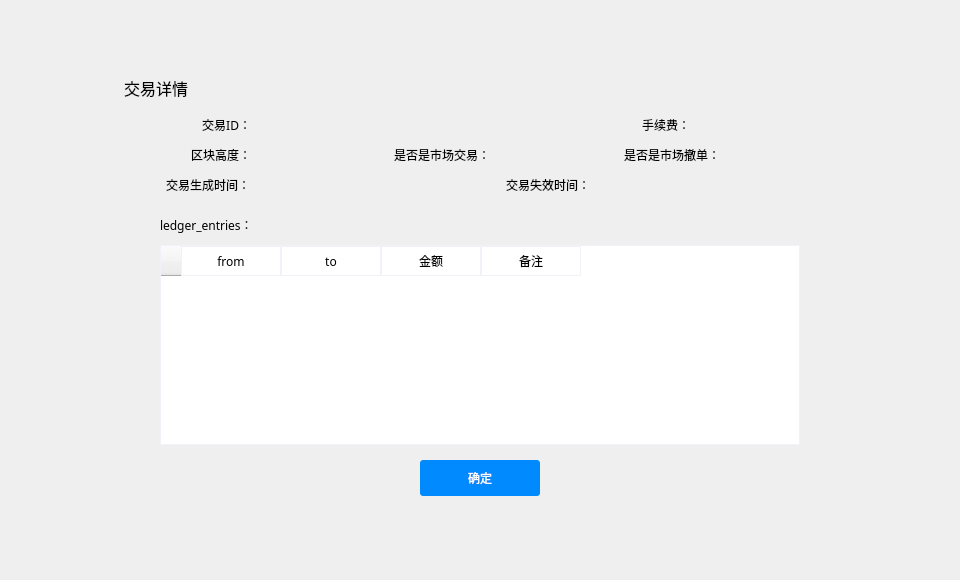
Old version of the form dialog/transactioninfodialog.ui in the repository realm520/usewallet-qt.
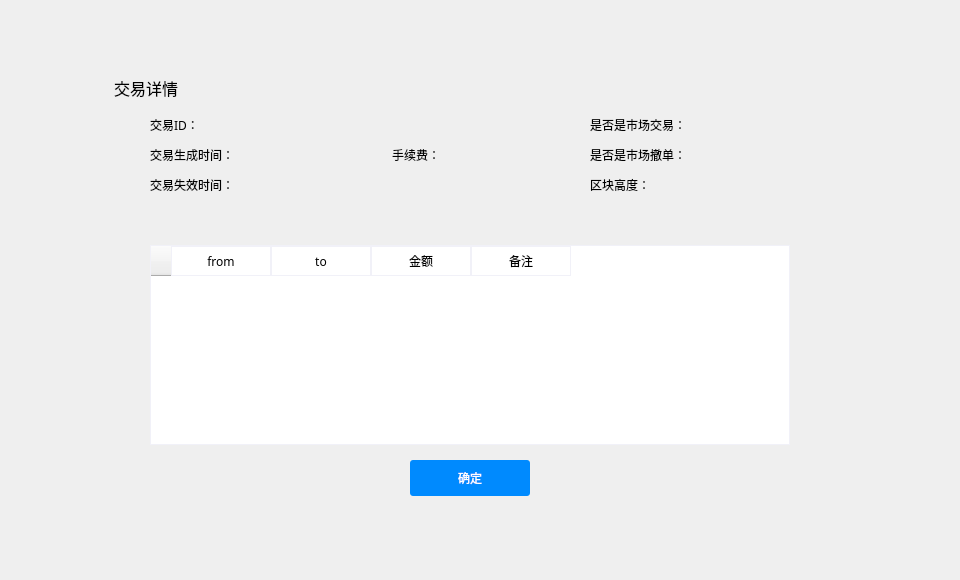
New version of the form.

Commit message: left align for all labels

Diff of the .ui file:
```diff
--- a/dialog/transactioninfodialog.ui
+++ b/dialog/transactioninfodialog.ui
@@ -16,7 +16,7 @@
   <widget class="QWidget" name="widget" native="true">
    <property name="geometry">
     <rect>
-     <x>0</x>
+     <x>-10</x>
      <y>0</y>
      <width>960</width>
      <height>580</height>
@@ -95,7 +95,7 @@
     <widget class="QLabel" name="label_4">
      <property name="geometry">
       <rect>
-       <x>10</x>
+       <x>60</x>
        <y>50</y>
        <width>141</width>
        <height>30</height>
@@ -110,9 +110,6 @@
      <property name="text">
       <string>交易ID：</string>
      </property>
-     <property name="alignment">
-      <set>Qt::AlignRight|Qt::AlignTrailing|Qt::AlignVCenter</set>
-     </property>
     </widget>
     <widget class="QLabel" name="trxIdLabel">
      <property name="geometry">
@@ -133,8 +130,8 @@
     <widget class="QLabel" name="label_5">
      <property name="geometry">
       <rect>
-       <x>10</x>
-       <y>80</y>
+       <x>500</x>
+       <y>110</y>
        <width>141</width>
        <height>30</height>
       </rect>
@@ -149,14 +146,14 @@
       <string>区块高度：</string>
      </property>
      <property name="alignment">
-      <set>Qt::AlignRight|Qt::AlignTrailing|Qt::AlignVCenter</set>
+      <set>Qt::AlignLeading|Qt::AlignLeft|Qt::AlignVCenter</set>
      </property>
     </widget>
     <widget class="QLabel" name="blockHeightLabel">
      <property name="geometry">
       <rect>
-       <x>160</x>
-       <y>80</y>
+       <x>600</x>
+       <y>110</y>
        <width>100</width>
        <height>31</height>
       </rect>
@@ -171,8 +168,8 @@
     <widget class="QLabel" name="label_6">
      <property name="geometry">
       <rect>
-       <x>270</x>
-       <y>80</y>
+       <x>500</x>
+       <y>50</y>
        <width>120</width>
        <height>30</height>
       </rect>
@@ -187,14 +184,14 @@
       <string>是否是市场交易：</string>
      </property>
      <property name="alignment">
-      <set>Qt::AlignRight|Qt::AlignTrailing|Qt::AlignVCenter</set>
+      <set>Qt::AlignLeading|Qt::AlignLeft|Qt::AlignVCenter</set>
      </property>
     </widget>
     <widget class="QLabel" name="isMarketLabel">
      <property name="geometry">
       <rect>
-       <x>400</x>
-       <y>80</y>
+       <x>600</x>
+       <y>50</y>
        <width>100</width>
        <height>31</height>
       </rect>
@@ -209,8 +206,8 @@
     <widget class="QLabel" name="label_7">
      <property name="geometry">
       <rect>
-       <x>470</x>
-       <y>50</y>
+       <x>230</x>
+       <y>80</y>
        <width>120</width>
        <height>30</height>
       </rect>
@@ -231,8 +228,8 @@
     <widget class="QLabel" name="feeLabel">
      <property name="geometry">
       <rect>
-       <x>620</x>
-       <y>50</y>
+       <x>360</x>
+       <y>80</y>
        <width>100</width>
        <height>31</height>
       </rect>
@@ -247,8 +244,8 @@
     <widget class="QLabel" name="label_8">
      <property name="geometry">
       <rect>
-       <x>30</x>
-       <y>110</y>
+       <x>60</x>
+       <y>80</y>
        <width>120</width>
        <height>30</height>
       </rect>
@@ -263,7 +260,7 @@
       <string>交易生成时间：</string>
      </property>
      <property name="alignment">
-      <set>Qt::AlignRight|Qt::AlignTrailing|Qt::AlignVCenter</set>
+      <set>Qt::AlignLeading|Qt::AlignLeft|Qt::AlignVCenter</set>
      </property>
     </widget>
     <widget class="QLabel" name="trxTimeLabel">
@@ -301,13 +298,13 @@
       <string>是否是市场撤单：</string>
      </property>
      <property name="alignment">
-      <set>Qt::AlignRight|Qt::AlignTrailing|Qt::AlignVCenter</set>
+      <set>Qt::AlignLeading|Qt::AlignLeft|Qt::AlignVCenter</set>
      </property>
     </widget>
     <widget class="QLabel" name="isMarketCancelLabel">
      <property name="geometry">
       <rect>
-       <x>630</x>
+       <x>600</x>
        <y>80</y>
        <width>100</width>
        <height>31</height>
@@ -323,7 +320,7 @@
     <widget class="QLabel" name="label_10">
      <property name="geometry">
       <rect>
-       <x>340</x>
+       <x>60</x>
        <y>110</y>
        <width>150</width>
        <height>30</height>
@@ -339,14 +336,14 @@
       <string>交易失效时间：</string>
      </property>
      <property name="alignment">
-      <set>Qt::AlignRight|Qt::AlignTrailing|Qt::AlignVCenter</set>
+      <set>Qt::AlignLeading|Qt::AlignLeft|Qt::AlignVCenter</set>
      </property>
     </widget>
     <widget class="QLabel" name="trxExpirationLabel">
      <property name="geometry">
       <rect>
-       <x>500</x>
-       <y>110</y>
+       <x>160</x>
+       <y>80</y>
        <width>200</width>
        <height>31</height>
       </rect>
@@ -358,28 +355,6 @@
       <set>Qt::LinksAccessibleByMouse|Qt::TextSelectableByMouse</set>
      </property>
     </widget>
-    <widget class="QLabel" name="label_11">
-     <property name="geometry">
-      <rect>
-       <x>60</x>
-       <y>150</y>
-       <width>120</width>
-       <height>30</height>
-      </rect>
-     </property>
-     <property name="font">
-      <font>
-       <family>微软雅黑</family>
-       <pointsize>9</pointsize>
-      </font>
-     </property>
-     <property name="text">
-      <string>ledger_entries：</string>
-     </property>
-     <property name="alignment">
-      <set>Qt::AlignLeading|Qt::AlignLeft|Qt::AlignVCenter</set>
-     </property>
-    </widget>
     <widget class="QTableWidget" name="entriesTableWidget">
      <property name="geometry">
       <rect>
```
The commit also changes 2 other files.
